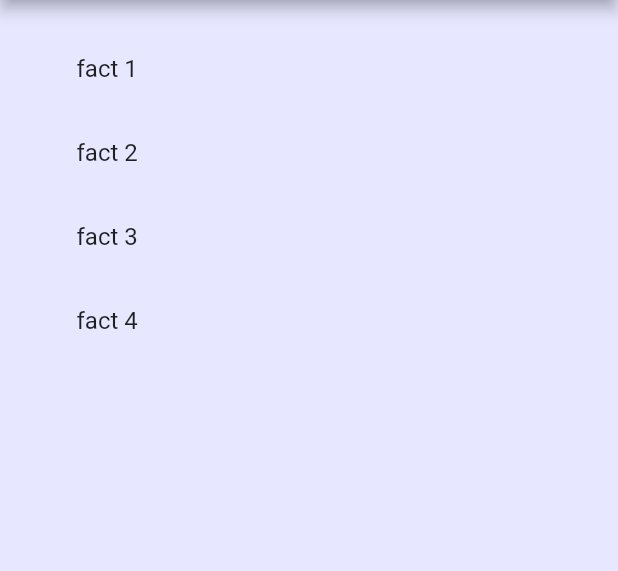
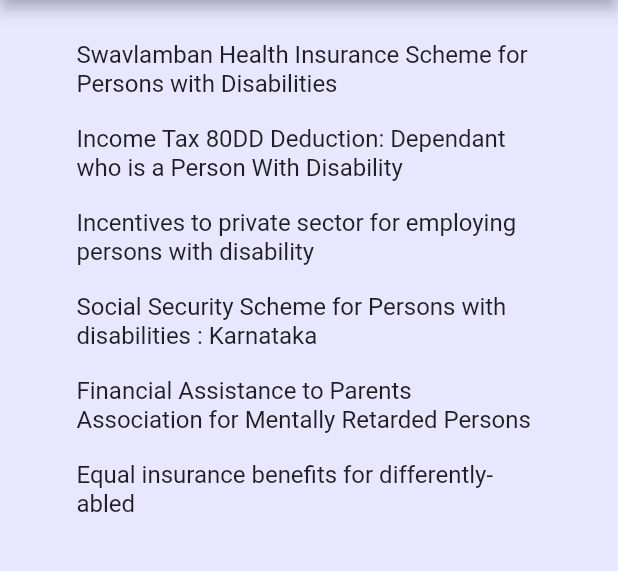
Before and after one commit to sapana-k/Submission---Saksham, a Flutter app: the screen it shows after launch, item 3 of the bottom bar chosen, after a tap on "Insurance schemes for PWD", on a phone screen of 412 x 824 dp, the part 84-655 px from its top. Run offline on Flutter 3.47's test engine with Material 2 defaults, Android fonts, the phone set to English and light mode, and no system bars; our stand-ins replace cloud_firestore, firebase_auth, firebase_core, google_maps_flutter, modal_progress_hud_nsn; accounts and stored records are empty.

```diff
--- a/lib/main.dart
+++ b/lib/main.dart
@@ -34,7 +34,7 @@ class MyApp extends StatelessWidget {
       theme: ThemeData(
         primarySwatch: Colors.blue,
       ),
-      home: MainFile(),
+      home: MapPage2(),
       routes: {
         // MapPage1.id: (context) => MapPage1(),
         MainFile.id: (context) => MainFile(),
--- /dev/null
+++ b/lib/models/image_model.dart
@@ -0,0 +1 @@
+class Model {}
--- a/lib/screens/map/mapbackend.dart
+++ b/lib/screens/map/mapbackend.dart
@@ -1,6 +1,13 @@
+import 'dart:async';
+
 import 'package:flutter/material.dart';
 import 'package:google_maps_flutter/google_maps_flutter.dart';
 import 'package:cloud_firestore/cloud_firestore.dart';
+import 'package:saksham/screens/map/locationServices.dart';
+
+import '../../constants/const.dart';
+import '../social networking/findFriends.dart';
+import '../usefulInfo/mainFile.dart';
 
 var accessible = false;
 
@@ -12,11 +19,81 @@ class MapPage2 extends StatefulWidget {
 
 class _MapPage2State extends State<MapPage2> {
   final Set<Marker> _markers = {};
-
+  Completer<GoogleMapController> _controller = Completer();
+  TextEditingController _searchcontroller = TextEditingController();
   final _firestore = FirebaseFirestore.instance;
   @override
+  int _selectedIndex = 0;
+  static const TextStyle optionStyle =
+      TextStyle(fontSize: 30, fontWeight: FontWeight.bold);
+  static const List<Widget> _widgetOptions = <Widget>[
+    Text(
+      'Index 0: Maps',
+      style: optionStyle,
+    ),
+    Text(
+      'Index 1: Find Friends',
+      style: optionStyle,
+    ),
+    Text(
+      'Index 2: information',
+      style: optionStyle,
+    ),
+    Text(
+      'Index 3: profile',
+      style: optionStyle,
+    ),
+  ];
+
+  void _onItemTapped(int index) {
+    setState(() {
+      _selectedIndex = index;
+    });
+    if (_selectedIndex == 0) {
+      Navigator.pushNamed(context, MapPage2.id);
+    }
+    if (_selectedIndex == 1) {
+      Navigator.pushNamed(context, FindFriends.id);
+    }
+    if (_selectedIndex == 2) {
+      Navigator.pushNamed(context, MainFile.id);
+    }
+  }
+
   Widget build(BuildContext context) {
     return Scaffold(
+      appBar: AppBar(
+        backgroundColor: color1,
+        title: Text('Saksham'),
+      ),
+      bottomNavigationBar: BottomNavigationBar(
+        backgroundColor: color1,
+        type: BottomNavigationBarType.fixed,
+        unselectedItemColor: Colors.white,
+        items: const <BottomNavigationBarItem>[
+          BottomNavigationBarItem(
+            icon: Icon(
+              Icons.place,
+            ),
+            label: 'Maps',
+          ),
+          BottomNavigationBarItem(
+            icon: Icon(Icons.group_add),
+            label: 'Find Friends',
+          ),
+          BottomNavigationBarItem(
+            icon: Icon(Icons.info),
+            label: 'Information',
+          ),
+          BottomNavigationBarItem(
+            icon: Icon(Icons.person),
+            label: 'Profile',
+          ),
+        ],
+        currentIndex: _selectedIndex,
+        selectedItemColor: color2,
+        onTap: _onItemTapped,
+      ),
       body: StreamBuilder<QuerySnapshot>(
         stream: _firestore.collection('Buildings').snapshots(),
         builder: (BuildContext context, AsyncSnapshot<QuerySnapshot> snapshot) {
@@ -65,12 +142,37 @@ class _MapPage2State extends State<MapPage2> {
             }
           }
 
-          return GoogleMap(
-            initialCameraPosition: CameraPosition(
-              target: LatLng(16.84597245937883, 74.60139705985866),
-              zoom: 12,
-            ),
-            markers: _markers,
+          return Column(
+            children: [
+              Row(
+                children: [
+                  Expanded(
+                    child: TextFormField(
+                        controller: _searchcontroller,
+                        textCapitalization: TextCapitalization.words,
+                        decoration:
+                            InputDecoration(hintText: 'Where do you wanna go?'),
+                        onChanged: (value) {
+                          print(value);
+                        }),
+                  ),
+                  IconButton(
+                      onPressed: () {
+                        LocationService().getPlaceId(_searchcontroller.text);
+                      },
+                      icon: Icon(Icons.search)),
+                ],
+              ),
+              Expanded(
+                child: GoogleMap(
+                  initialCameraPosition: CameraPosition(
+                    target: LatLng(16.84597245937883, 74.60139705985866),
+                    zoom: 12,
+                  ),
+                  markers: _markers,
+                ),
+              ),
+            ],
           );
         },
       ),
--- a/lib/screens/usefulInfo/insuranceSchemes.dart
+++ b/lib/screens/usefulInfo/insuranceSchemes.dart
@@ -25,10 +25,24 @@ class _InsuranceSchemePageState extends State<InsuranceSchemePage> {
           child: Column(
             //mainAxisAlignment: MainAxisAlignment.spaceEvenly,
             children: <Widget>[
-              ListTile(title: Text('fact 1')),
-              ListTile(title: Text('fact 2')),
-              ListTile(title: Text('fact 3')),
-              ListTile(title: Text('fact 4')),
+              ListTile(
+                  title: Text(
+                      'Swavlamban Health Insurance Scheme for Persons with Disabilities')),
+              ListTile(
+                  title: Text(
+                      'Income Tax 80DD Deduction: Dependant who is a Person With Disability')),
+              ListTile(
+                  title: Text(
+                      'Incentives to private sector for employing persons with disability')),
+              ListTile(
+                  title: Text(
+                      'Social Security Scheme for Persons with disabilities : Karnataka')),
+              ListTile(
+                  title: Text(
+                      'Financial Assistance to Parents Association for Mentally Retarded Persons')),
+              ListTile(
+                  title:
+                      Text('Equal insurance benefits for differently-abled')),
             ],
           ),
         ),
--- a/lib/screens/usefulInfo/mainFile.dart
+++ b/lib/screens/usefulInfo/mainFile.dart
@@ -92,7 +92,7 @@ class _MainFileState extends State<MainFile> {
       ),
       backgroundColor: backgroundcolor1,
       appBar: AppBar(
-        title: Text('Saksham'),
+        title: Text('Useful Information'),
         backgroundColor: color1,
       ),
       body: Center(
@@ -100,7 +100,6 @@ class _MainFileState extends State<MainFile> {
           children: [
             Padding(
               padding: const EdgeInsets.all(8.0),
-              child: Expanded(
               child: Row(
                 children: [
                   Expanded(
@@ -123,7 +122,6 @@ class _MainFileState extends State<MainFile> {
                             text: 'Gov. schemes for PWD')),
                   ),
                 ],
-                ),
               ),
             ),
             Padding(
--- a/pubspec.yaml
+++ b/pubspec.yaml
@@ -39,6 +39,7 @@ dependencies:
   firebase_auth: ^4.2.10
   cloud_firestore: ^4.4.4
   google_maps_flutter: ^2.2.5
+  http: ^0.13.5
 
 
 
```
Also changed, not shown: lib/screens/map/locationServices.dart (added, +29 -0 lines), lib/screens/social networking/findFriends.dart (+67 -0 lines), pubspec.lock. Lines whose indentation alone changed are shown as unchanged.
